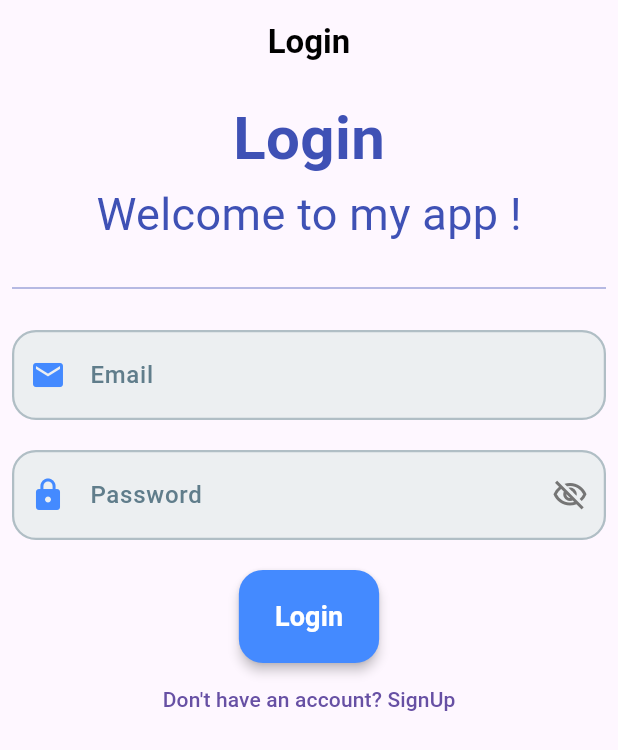
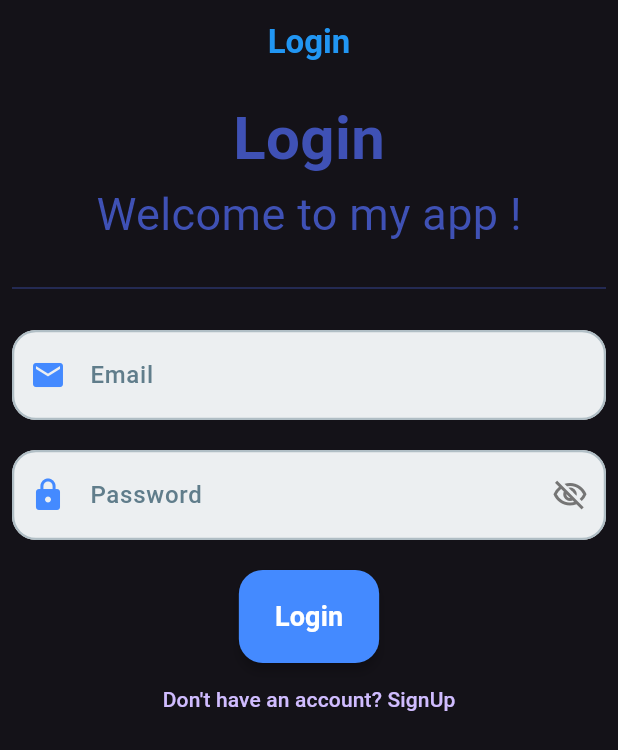
Before and after one commit to GeorgeWagih-git/login-firebase, a Flutter app: the screen it shows after launch, on a phone screen of 412 x 824 dp. Shown: the top 750 px of the screen. Run offline on Flutter 3.47's test engine with Material 3 defaults, Android fonts, the phone set to English and light mode, and no system bars; our stand-ins replace cloud_firestore, firebase_auth, firebase_core, firebase_messaging, flutter_bloc, shared_preferences; accounts and stored records are empty.

Commit message:
Theme Bloc and swich

```diff
--- /dev/null
+++ b/lib/app_encrypt_point.dart
@@ -0,0 +1,28 @@
+import 'package:flutter/material.dart';
+import 'package:newproject/main.dart';
+import 'package:newproject/screens/home_screen.dart';
+import 'package:newproject/screens/login_screen.dart';
+
+class AppEntryPoint extends StatelessWidget {
+  const AppEntryPoint({super.key});
+
+  @override
+  Widget build(BuildContext context) {
+    return FutureBuilder<String?>(
+      future: checkUID(),
+      builder: (context, snapshot) {
+        if (snapshot.connectionState == ConnectionState.waiting) {
+          return const Scaffold(
+            body: Center(child: CircularProgressIndicator()),
+          );
+        } else {
+          if (snapshot.data != null) {
+            return HomeScreen();
+          } else {
+            return LoginScreen();
+          }
+        }
+      },
+    );
+  }
+}
--- /dev/null
+++ b/lib/blocs/theme_bloc/theme_bloc.dart
@@ -0,0 +1,19 @@
+import 'package:flutter_bloc/flutter_bloc.dart';
+import 'package:newproject/blocs/theme_bloc/theme_event.dart';
+import 'package:shared_preferences/shared_preferences.dart';
+
+class ThemeBloc extends Bloc<ThemeEvents, bool> {
+  ThemeBloc() : super(true) {
+    on<InitTheme>((event, emit) async {
+      var shared = await SharedPreferences.getInstance();
+      final isflase = shared.getBool('theme') ?? false;
+      emit(isflase);
+    });
+    on<ChangeTheme>((event, emit) async {
+      var shared = await SharedPreferences.getInstance();
+      await shared.setBool('theme', event.isLight);
+      print('from event 🖨️ : ${event.isLight} ');
+      emit(event.isLight);
+    });
+  }
+}
--- /dev/null
+++ b/lib/blocs/theme_bloc/theme_event.dart
@@ -0,0 +1,8 @@
+abstract class ThemeEvents {}
+
+class InitTheme extends ThemeEvents {}
+
+class ChangeTheme extends ThemeEvents {
+  bool isLight;
+  ChangeTheme({required this.isLight});
+}
--- a/lib/main.dart
+++ b/lib/main.dart
@@ -2,9 +2,12 @@ import 'package:firebase_core/firebase_core.dart';
 import 'package:firebase_messaging/firebase_messaging.dart';
 import 'package:flutter/material.dart';
 import 'package:flutter_bloc/flutter_bloc.dart';
+import 'package:newproject/app_encrypt_point.dart';
 import 'package:newproject/blocs/login_bloc/login_bloc.dart';
-import 'package:newproject/screens/home_screen.dart';
-import 'package:newproject/screens/login_screen.dart';
+import 'package:newproject/blocs/profile_bloc/profile_events.dart';
+import 'package:newproject/blocs/theme_bloc/theme_bloc.dart';
+import 'package:newproject/blocs/theme_bloc/theme_event.dart';
+import 'package:newproject/variables.dart';
 import 'package:shared_preferences/shared_preferences.dart';
 
 Future<void> _firebaseMessagingBackgroundHandler(RemoteMessage message) async {
@@ -26,17 +29,47 @@ void main() async {
     _firebaseMessagingBackgroundHandler,
   );
   FirebaseMessaging.onBackgroundMessage(_firebaseMessagingBackgroundHandler);
+  globalprofilebloc.add(GetUserProfile());
   runApp(
     MultiBlocProvider(
-      providers: [BlocProvider(create: (context) => LoginBloc())],
+      providers: [
+        BlocProvider(create: (context) => LoginBloc()),
+        BlocProvider(create: (context) => ThemeBloc()..add(InitTheme())),
+      ],
       child: MyApp(),
     ),
   );
 }
 
-class MyApp extends StatelessWidget {
-  const MyApp({super.key});
+ThemeData lightTheme = ThemeData(
+  brightness: Brightness.light,
+  primarySwatch: Colors.blue,
+  appBarTheme: const AppBarTheme(
+    backgroundColor: Colors.white,
+    foregroundColor: Colors.black,
+  ),
+  drawerTheme: const DrawerThemeData(backgroundColor: Colors.white),
+  listTileTheme: const ListTileThemeData(
+    iconColor: Colors.black,
+    textColor: Colors.black,
+    tileColor: Colors.white,
+  ),
+);
 
+ThemeData darkTheme = ThemeData(
+  brightness: Brightness.dark,
+  primarySwatch: Colors.blue,
+  appBarTheme: const AppBarTheme(
+    backgroundColor: Colors.black,
+    foregroundColor: Colors.blue,
+  ),
+  drawerTheme: const DrawerThemeData(backgroundColor: Colors.black),
+  listTileTheme: const ListTileThemeData(
+    iconColor: Colors.white,
+    textColor: Colors.white,
+    tileColor: Color(0xFF1E1E1E),
+  ),
+);
 Future<String?> checkUID() async {
   var shared = await SharedPreferences.getInstance();
   String? uid = shared.getString('uid');
@@ -49,26 +82,21 @@ class MyApp extends StatelessWidget {
   }
 }
 
+class MyApp extends StatelessWidget {
+  const MyApp({super.key});
+
   @override
   Widget build(BuildContext context) {
     return MaterialApp(
+      theme: lightTheme,
+      darkTheme: darkTheme,
+      themeAnimationCurve: Curves.fastOutSlowIn,
+      themeAnimationDuration: Duration(milliseconds: 1500),
       debugShowCheckedModeBanner: false,
-      home: FutureBuilder<String?>(
-        future: checkUID(),
-        builder: (context, snapshot) {
-          if (snapshot.connectionState == ConnectionState.waiting) {
-            return const Scaffold(
-              body: Center(child: CircularProgressIndicator()),
-            );
-          } else {
-            if (snapshot.data != null) {
-              return HomeScreen();
-            } else {
-              return LoginScreen();
-            }
-          }
-        },
+      themeMode: context.select(
+        (ThemeBloc bloc) => bloc.state ? ThemeMode.light : ThemeMode.dark,
       ),
+      home: AppEntryPoint(),
     );
   }
 }
--- a/lib/screens/login_screen.dart
+++ b/lib/screens/login_screen.dart
@@ -17,10 +17,7 @@ class LoginScreen extends StatelessWidget {
   Widget build(BuildContext context) {
     return Scaffold(
       appBar: AppBar(
-        title: Text(
-          'Login',
-          style: TextStyle(color: Colors.black, fontWeight: FontWeight.bold),
-        ),
+        title: Text('Login', style: TextStyle(fontWeight: FontWeight.bold)),
         centerTitle: true,
         backgroundColor: Colors.transparent,
       ),
--- a/lib/screens/signup_screen.dart
+++ b/lib/screens/signup_screen.dart
@@ -13,10 +13,7 @@ class SignupScreen extends StatelessWidget {
   Widget build(BuildContext context) {
     return Scaffold(
       appBar: AppBar(
-        title: Text(
-          'Sign Up',
-          style: TextStyle(color: Colors.black, fontWeight: FontWeight.bold),
-        ),
+        title: Text('Sign Up', style: TextStyle(fontWeight: FontWeight.bold)),
         centerTitle: true,
         backgroundColor: Colors.transparent,
       ),
```
Also changed, not shown: lib/screens/home_screen.dart (+16 -6 lines), lib/screens/test_screen.dart (added, +25 -0 lines), lib/widgets/app_drawer.dart (+37 -1 lines). Lines whose indentation alone changed are shown as unchanged.
